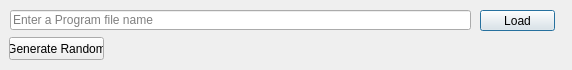
This is src/loadfiledialog.ui in stearnsbq/BYRON_STEARNS_CMSC312_2019 as Qt 5 draws it before an edit. The edited form follows.
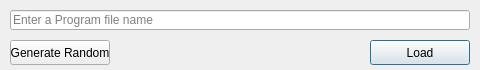
This is the edited form.

What changed in the file:
```diff
--- a/src/loadfiledialog.ui
+++ b/src/loadfiledialog.ui
@@ -6,7 +6,7 @@
    <rect>
     <x>0</x>
     <y>0</y>
-    <width>572</width>
+    <width>480</width>
     <height>70</height>
    </rect>
   </property>
@@ -18,7 +18,7 @@
     <rect>
      <x>10</x>
      <y>10</y>
-     <width>461</width>
+     <width>460</width>
      <height>20</height>
     </rect>
    </property>
@@ -32,10 +32,10 @@
   <widget class="QPushButton" name="pushButton">
    <property name="geometry">
     <rect>
-     <x>480</x>
-     <y>10</y>
-     <width>75</width>
-     <height>21</height>
+     <x>370</x>
+     <y>40</y>
+     <width>100</width>
+     <height>25</height>
     </rect>
    </property>
    <property name="text">
@@ -45,10 +45,10 @@
   <widget class="QPushButton" name="pushButton_2">
    <property name="geometry">
     <rect>
-     <x>9</x>
-     <y>37</y>
-     <width>95</width>
-     <height>23</height>
+     <x>10</x>
+     <y>40</y>
+     <width>100</width>
+     <height>25</height>
     </rect>
    </property>
    <property name="toolTip">
```
